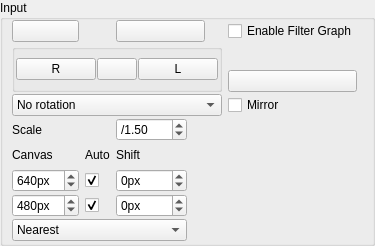
Qt form applications/base/ui/baseParametersControlWidget.ui (NickPenkrat/corecvs) before a commit.
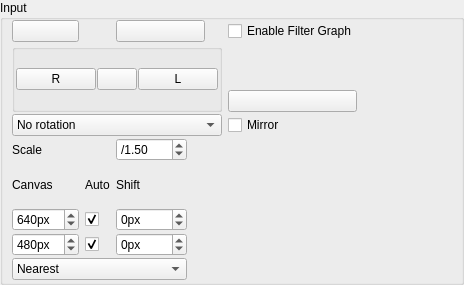
The same form after that commit. Icons and pictures are not drawn.

```diff
--- a/applications/base/ui/baseParametersControlWidget.ui
+++ b/applications/base/ui/baseParametersControlWidget.ui
@@ -6,8 +6,8 @@
    <rect>
     <x>0</x>
     <y>0</y>
-    <width>360</width>
-    <height>246</height>
+    <width>464</width>
+    <height>285</height>
    </rect>
   </property>
   <property name="sizePolicy">
```
Left out of the diff: 52 changed lines with no effect on the pictures.
